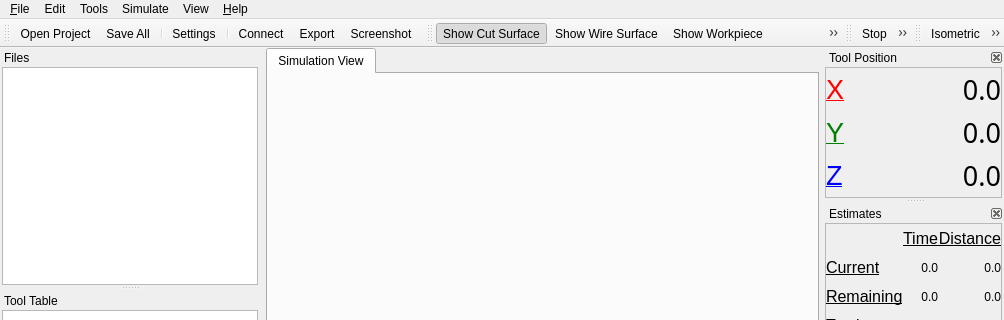
Old version of the form qt/camotics.ui in the repository CauldronDevelopmentLLC/CAMotics; both pictures show x 0 to 1004 and y 0 to 320 of the 1004 by 797 pixel window.
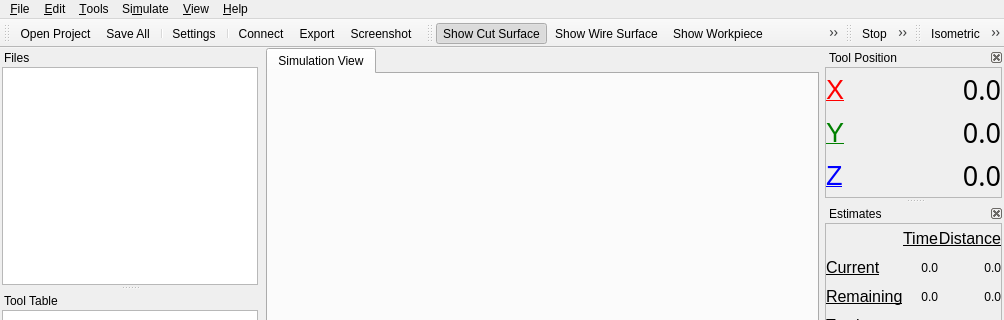
New version of the form. Icons and pictures are not drawn. Custom widgets are drawn as their Qt base class.

Commit message: UI - Added shortcuts to menus.

What changed in the file:
```diff
--- a/qt/camotics.ui
+++ b/qt/camotics.ui
@@ -352,7 +352,7 @@
    </widget>
    <widget class="QMenu" name="menuEdit">
     <property name="title">
-     <string>Edit</string>
+     <string>&amp;Edit</string>
     </property>
     <addaction name="actionUndo"/>
     <addaction name="actionRedo"/>
@@ -367,7 +367,7 @@
    </widget>
    <widget class="QMenu" name="menuView_2">
     <property name="title">
-     <string>View</string>
+     <string>&amp;View</string>
     </property>
     <addaction name="actionFullscreen"/>
     <addaction name="separator"/>
@@ -400,7 +400,7 @@
    </widget>
    <widget class="QMenu" name="menuSimulate">
     <property name="title">
-     <string>Simulate</string>
+     <string>Si&amp;mulate</string>
     </property>
     <addaction name="actionStop"/>
     <addaction name="actionRun"/>
@@ -412,7 +412,7 @@
    </widget>
    <widget class="QMenu" name="menuTools">
     <property name="title">
-     <string>Tools</string>
+     <string>&amp;Tools</string>
     </property>
     <addaction name="actionConnect"/>
     <addaction name="actionExport"/>
```
Left out of the diff: 64 changed lines with no effect on the pictures.
